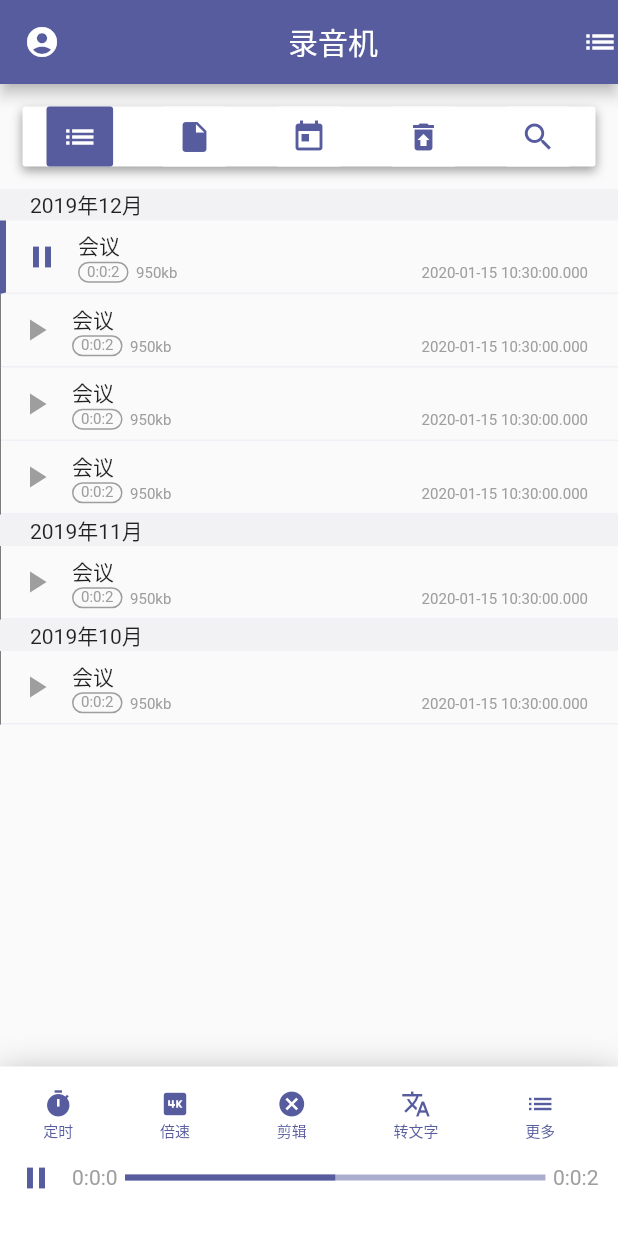
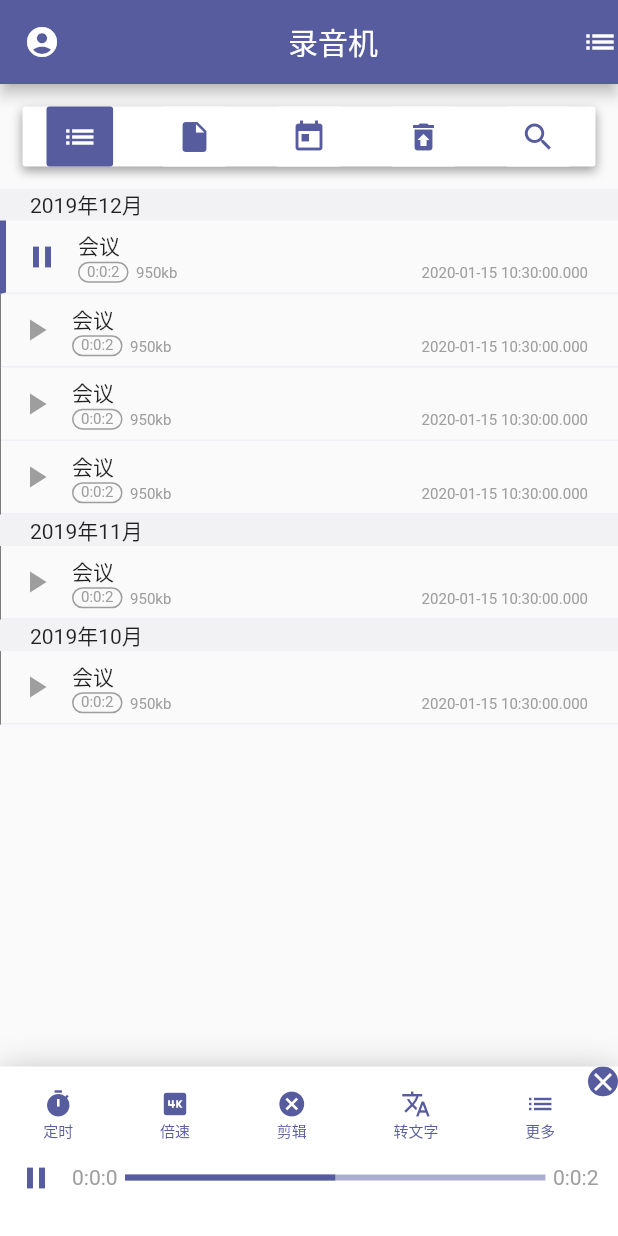
Before and after one commit to wyswill/dongdong_recorder, a Flutter app: the screen it shows after launch, after a tap on the "play arrow" icon, on a phone screen of 412 x 824 dp. Run offline on Flutter 3.47's test engine with Material 2 defaults, Android fonts, the phone set to English and light mode, and no system bars; our stand-ins replace event_bus; missing offline and left inert: flutter_ffmpeg, flutter_plugin_record.

Commit message:
底部播放bar退出切切换到录音bar

```diff
--- a/lib/pages/MainPage/MainPage.dart
+++ b/lib/pages/MainPage/MainPage.dart
@@ -165,11 +165,16 @@ class _MainPageState extends State<MainPage>
   Widget setBottom() {
     if (plaingFile != null) {
       Duration duration = Duration(milliseconds: plaingFile['rectimg']);
-      return Container(
+      return Stack(
+        children: <Widget>[
+          Container(
             width: MediaQuery.of(context).size.width,
             padding: EdgeInsets.only(right: 13, top: 15, bottom: 15),
-        decoration: BoxDecoration(color: Colors.white, boxShadow: <BoxShadow>[
-          BoxShadow(color: Colors.grey, offset: Offset(0, 7), blurRadius: 20)
+            decoration: BoxDecoration(
+                color: Colors.white,
+                boxShadow: <BoxShadow>[
+                  BoxShadow(
+                      color: Colors.grey, offset: Offset(0, 7), blurRadius: 20)
                 ]),
             child: Column(
               children: <Widget>[
@@ -216,7 +221,8 @@ class _MainPageState extends State<MainPage>
                             this.plaingFile['isPlaying'] =
                                 !this.plaingFile['isPlaying'];
                           });
-                      eventBus.fire(PlayingState(this.plaingFile['isPlaying']));
+                          eventBus
+                              .fire(PlayingState(this.plaingFile['isPlaying']));
                         }),
                     Text('0:0:0', style: TextStyle(color: Colors.grey)),
                     Expanded(
@@ -238,6 +244,27 @@ class _MainPageState extends State<MainPage>
                 )
               ],
             ),
+          ),
+          Positioned(
+            right: 0,
+            child: ClipOval(
+              child: Container(
+                width: 20,
+                height: 20,
+                color: Theme.of(context).primaryColor,
+                child: GestureDetector(
+                  child: Icon(Icons.close, size: 20, color: Colors.white),
+                  onTap: () {
+                    setState(() {
+                      this.plaingFile = null;
+                    });
+                    eventBus.fire(PlayingState(false));
+                  },
+                ),
+              ),
+            ),
+          )
+        ],
       );
     } else
       return Container(
```
Lines whose indentation alone changed are shown as unchanged.
